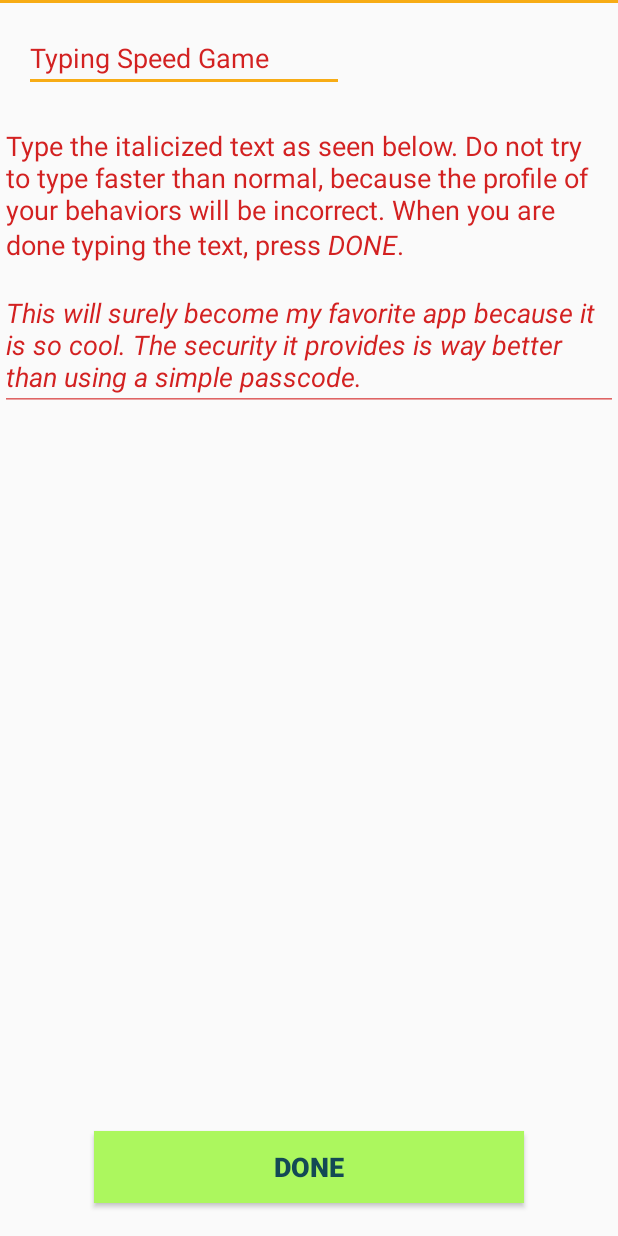
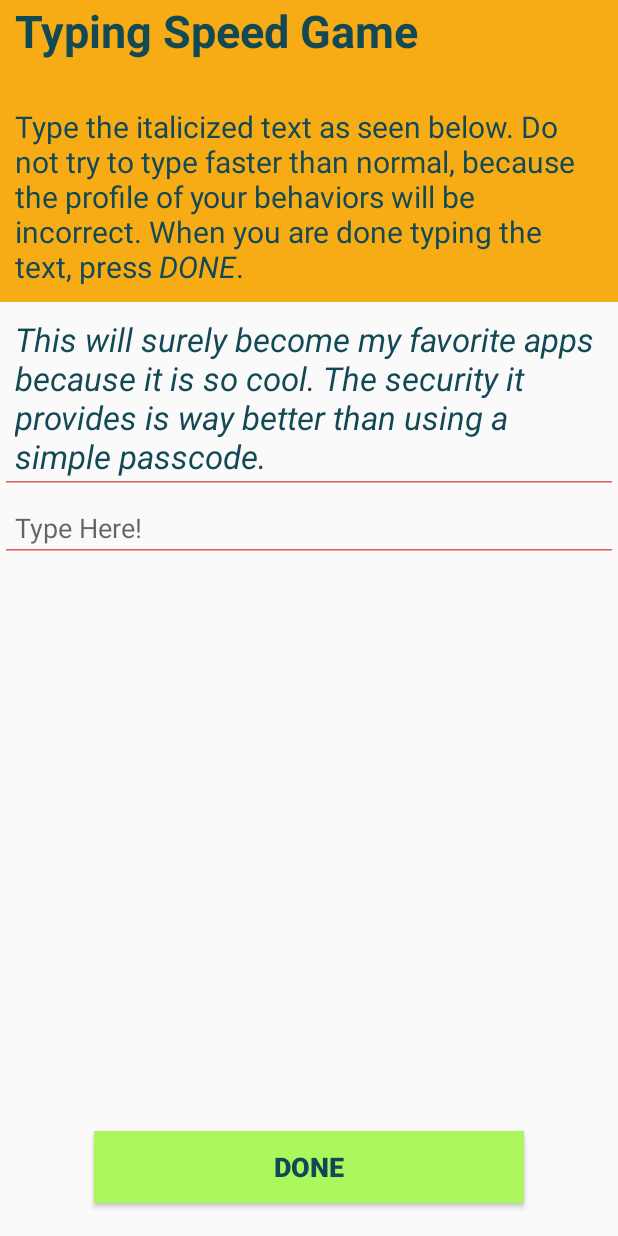
Before and after one commit to djone110/Client, an Android app: the layout typing_game.xml on its own in the app's theme, with its tools: preview values and no code run, on a phone screen of 412 x 824 dp. Run offline under Robolectric (Android 15) with nearby library versions, the phone set to English and light mode, and no system bars.

```diff
--- a/app/src/main/java/com/teamawesome/game/typing_game.java
+++ b/app/src/main/java/com/teamawesome/game/typing_game.java
@@ -36,4 +36,5 @@ public class typing_game extends AppCompatActivity implements View.OnClickListen
     }
 
     //typing analysis
+
 }
--- a/app/src/main/res/layout/typing_game.xml
+++ b/app/src/main/res/layout/typing_game.xml
@@ -5,10 +5,24 @@
     android:background="?android:attr/actionModeSplitBackground">
 
 
+    <EditText
+        android:layout_width="wrap_content"
+        android:layout_height="wrap_content"
+        android:inputType="textPersonName"
+        android:text="@string/typing_speed_title"
+        android:ems="10"
+        android:id="@+id/editText5"
+        android:textSize="30sp"
+        android:textStyle="normal|bold"
+        android:layout_alignParentStart="true"
+        android:textColor="@color/colorPrimaryDark"
+        android:layout_alignParentEnd="true"
+        android:paddingLeft="10dp"
+        android:background="@color/colorAccent"/>
+
     <Button
         android:background="@color/buttonColor"
-        android:text="DONE"
-        android:layout_weight="0.50"
+        android:text="@string/done"
         android:id="@+id/done_typing_game"
         android:elevation="17dp"
         android:layout_width="wrap_content"
@@ -27,24 +41,48 @@
         android:layout_centerHorizontal="true" />
 
     <EditText
+        android:id="@+id/type_here"
+        android:layout_width="fill_parent"
+        android:layout_height="wrap_content"
+        android:hint="Type Here!"
+        android:inputType="text"
+        android:layout_below="@+id/editText7"
+        android:layout_alignParentStart="true"
+        android:paddingLeft="10dp"
+        android:paddingRight="10dp" />
+
+    <EditText
         android:layout_width="wrap_content"
         android:layout_height="wrap_content"
-        android:inputType="textPersonName"
-        android:text="@string/typing_speed_title"
+        android:inputType="textMultiLine"
         android:ems="10"
-        android:layout_marginStart="16dp"
-        android:layout_marginTop="16dp"
-        android:id="@+id/editText5"
-        android:layout_alignParentTop="true"
-        android:layout_alignParentStart="true" />
+        android:id="@+id/editText6"
+        android:text="@string/typing_speed_instr"
+        android:textColor="@color/colorPrimaryDark"
+        android:paddingLeft="10dp"
+        android:paddingRight="10dp"
+        android:background="@color/colorAccent"
+        android:paddingBottom="10dp"
+        android:paddingTop="30dp"
+        android:layout_below="@+id/editText5"
+        android:layout_alignParentStart="true"
+        android:layout_alignParentEnd="true"
+        android:textSize="20sp" />
 
-    <AutoCompleteTextView
-        android:text="@string/typing_speed_instr"
+    <EditText
         android:layout_width="wrap_content"
         android:layout_height="wrap_content"
-        android:id="@+id/autoCompleteTextView"
-        android:gravity="clip_vertical"
-        android:layout_below="@+id/editText5"
+        android:inputType="textMultiLine"
+        android:ems="10"
+        android:id="@+id/editText7"
+        android:text="@string/typing_speed_text"
+        android:textColor="@color/colorPrimaryDark"
+        android:paddingLeft="10dp"
+        android:paddingRight="10dp"
+        android:textStyle="normal|italic"
+        android:textSize="22sp"
+        android:layout_below="@+id/editText6"
         android:layout_alignParentStart="true"
-        android:layout_marginTop="13dp" />
+        android:layout_alignParentEnd="true" />
+
 </RelativeLayout>
--- a/app/src/main/res/values/strings.xml
+++ b/app/src/main/res/values/strings.xml
@@ -3,9 +3,12 @@
     <string name="type_speedo">typeSpeedo</string>
     <string name="sybtype_en_US">subtype_en_US</string>
     <string name="game_intro_title">Could we get to know you a little better?</string>
-    <string name="game_intro_idea">This short <i>game</i> (~1 minute) let\'s us learn a little bit more about you so we can better secure your device. Indicate below whether you would like to play the game or not, but keep in mind there is no way to come back to this screen, for security reasons.</string>
+    <string name="game_intro_idea">This short <i>game</i> (~1 minute) lets us learn a little bit more about you so we can better secure your device. Indicate below whether you would like to play the game or not, but keep in mind there is no way to come back to this screen, for security reasons.</string>
     <string name="mainActivityText">Type using our custom keyboard anywhere on the phone. You may need to enable the keyboard in Settings. When you\'re done, come back here and press the Send Data to Server button to send your typing data to a server that runs locally on your computer (http://localhost:5000). To delete all history of your typing patterns and start fresh, press the Clear Data button.</string>
     <string name="notImplementedYet">Not implemented yet</string>
     <string name="typing_speed_title">Typing Speed Game</string>
-    <string name="typing_speed_instr">Type the italicized text as seen below. Do not try to type faster than normal, because the profile of your behaviors will be incorrect. When you are done typing the text, press <i>DONE</i>.\n\n<i>This will surely become my favorite app because it is so cool. The security it provides is way better than using a simple passcode.</i></string>
+    <string name="typing_speed_instr">Type the italicized text as seen below. Do not try to type faster than normal, because the profile of your behaviors will be incorrect. When you are done typing the text, press <i>DONE</i>.</string>
+    <string name="typing_speed_text">This will surely become my favorite apps because it is so cool. The security it provides is way better than using a simple passcode.</string>
+    <string name="game_results">Results</string>
+    <string name="done">DONE</string>
 </resources>
```
Also changed, not shown: app/src/main/java/com/teamawesome/game/game_results.java (+35 -1 lines), app/src/main/res/layout/game_results.xml (added, +40 -0 lines).
